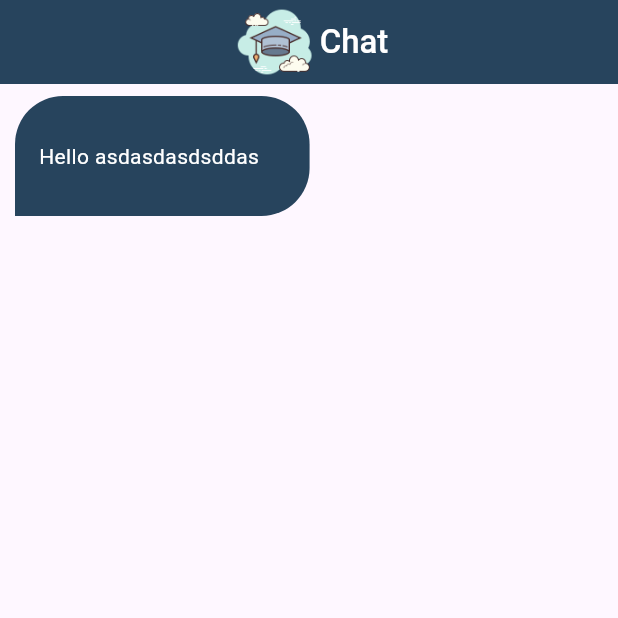
After one commit to ZiadAlaa955/scholar_chat_app, a Flutter app: the ChatView screen opened by its route, on a phone screen of 412 x 824 dp, the top half of it. The commit adds this screen. Run offline on Flutter 3.47's test engine with Material 3 defaults, Android fonts, the phone set to English and light mode, and no system bars; our stand-ins replace firebase_auth, firebase_core, font_awesome_flutter, modal_progress_hud_nsn; accounts and stored records are empty.

Commit message:
create chat view and chat bubble widget

```diff
--- /dev/null
+++ b/lib/Views/chat_view.dart
@@ -0,0 +1,34 @@
+import 'package:flutter/material.dart';
+import 'package:scholar_chat_app/Widgets/message_bubble.dart';
+import 'package:scholar_chat_app/constants.dart';
+
+class ChatView extends StatelessWidget {
+  const ChatView({super.key});
+  static String id = 'chatView';
+  @override
+  Widget build(BuildContext context) {
+    return Scaffold(
+      appBar: AppBar(
+        automaticallyImplyLeading: false,
+        backgroundColor: kPrimaryColor,
+        title: Row(
+          mainAxisAlignment: MainAxisAlignment.center,
+          children: [
+            Image.asset(
+              kLogo,
+              height: 60,
+            ),
+            const Text(
+              'Chat',
+              style: TextStyle(
+                color: Colors.white,
+                fontWeight: FontWeight.w500,
+              ),
+            ),
+          ],
+        ),
+      ),
+      body: const MessageBubble(),
+    );
+  }
+}
--- a/lib/Views/sign_in_view.dart
+++ b/lib/Views/sign_in_view.dart
@@ -3,6 +3,7 @@ import 'package:firebase_core/firebase_core.dart';
 import 'package:flutter/material.dart';
 import 'package:font_awesome_flutter/font_awesome_flutter.dart';
 import 'package:modal_progress_hud_nsn/modal_progress_hud_nsn.dart';
+import 'package:scholar_chat_app/Views/chat_view.dart';
 import 'package:scholar_chat_app/Views/sign_up_view.dart';
 import 'package:scholar_chat_app/Widgets/custom_button.dart';
 import 'package:scholar_chat_app/Widgets/custom_text_field.dart';
@@ -93,7 +94,7 @@ class _SignInViewState extends State<SignInView> {
                             if (showpassword == true) {
                               showpassword = false;
                               passowrdObsecure = true;
-                            } else if (showpassword == false) {
+                            } else {
                               showpassword = true;
                               passowrdObsecure = false;
                             }
@@ -130,11 +131,14 @@ class _SignInViewState extends State<SignInView> {
                         if (formKey.currentState!.validate()) {
                           try {
                             await logIn();
+                            Navigator.pushNamed(context, ChatView.id);
                           } on FirebaseAuthException catch (e) {
                             if (e.code == 'user-not-found') {
                               snackBar(context, 'User not found');
                             } else if (e.code == 'wrong-password') {
                               snackBar(context, 'Wrong passwor');
+                            } else {
+                              snackBar(context, e.toString());
                             }
                           } on Exception catch (e) {
                             snackBar(context, e.toString());
--- a/lib/Views/sign_up_view.dart
+++ b/lib/Views/sign_up_view.dart
@@ -4,6 +4,7 @@ import 'package:firebase_auth/firebase_auth.dart';
 import 'package:flutter/material.dart';
 import 'package:font_awesome_flutter/font_awesome_flutter.dart';
 import 'package:modal_progress_hud_nsn/modal_progress_hud_nsn.dart';
+import 'package:scholar_chat_app/Views/chat_view.dart';
 import 'package:scholar_chat_app/Views/sign_in_view.dart';
 import 'package:scholar_chat_app/Widgets/custom_button.dart';
 import 'package:scholar_chat_app/Widgets/custom_text_field.dart';
@@ -131,11 +132,14 @@ class _SignUpViewState extends State<SignUpView> {
                         if (formKey.currentState!.validate()) {
                           try {
                             await signUp();
+                            Navigator.pushNamed(context, ChatView.id);
                           } on FirebaseAuthException catch (e) {
                             if (e.code.toString() == 'weak-password') {
                               snackBar(context, 'The password is too weak.');
                             } else if (e.code == 'email-already-in-use') {
                               snackBar(context, 'The account already exists');
+                            } else {
+                              snackBar(context, e.toString());
                             }
                           } on Exception catch (e) {
                             snackBar(context, e.toString());
--- /dev/null
+++ b/lib/Widgets/message_bubble.dart
@@ -0,0 +1,37 @@
+import 'package:flutter/material.dart';
+import 'package:scholar_chat_app/constants.dart';
+
+class MessageBubble extends StatelessWidget {
+  const MessageBubble({super.key});
+
+  @override
+  Widget build(BuildContext context) {
+    return Padding(
+      padding: const EdgeInsets.symmetric(horizontal: 10, vertical: 8),
+      child: Container(
+        decoration: BoxDecoration(
+          color: kPrimaryColor,
+          borderRadius: const BorderRadius.only(
+            topLeft: Radius.circular(32),
+            topRight: Radius.circular(32),
+            bottomRight: Radius.circular(32),
+          ),
+        ),
+        child: const Padding(
+          padding: EdgeInsets.only(
+            left: 16,
+            right: 30,
+            top: 30,
+            bottom: 30,
+          ),
+          child: Text(
+            'Hello asdasdasdsddas ',
+            style: TextStyle(
+              color: Colors.white,
+            ),
+          ),
+        ),
+      ),
+    );
+  }
+}
--- a/lib/main.dart
+++ b/lib/main.dart
@@ -1,4 +1,5 @@
 import 'package:flutter/material.dart';
+import 'package:scholar_chat_app/Views/chat_view.dart';
 import 'package:scholar_chat_app/Views/sign_in_view.dart';
 import 'package:scholar_chat_app/Views/sign_up_view.dart';
 import 'firebase_options.dart';
@@ -23,6 +24,7 @@ class ScholarChatApp extends StatelessWidget {
       routes: {
         SignInView.id: (context) => const SignInView(),
         SignUpView.id: (context) => const SignUpView(),
+        ChatView.id: (context) => const ChatView(),
       },
       initialRoute: SignInView.id,
     );
```
